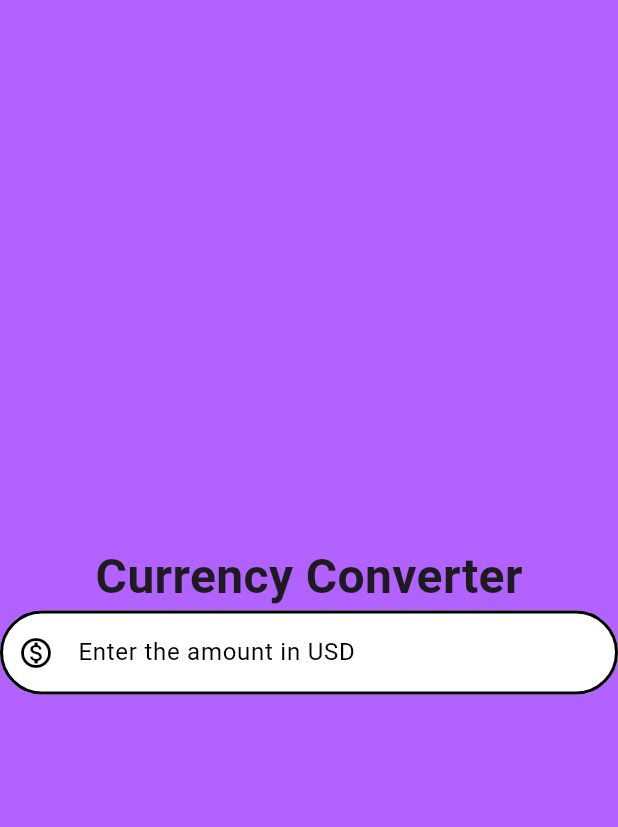
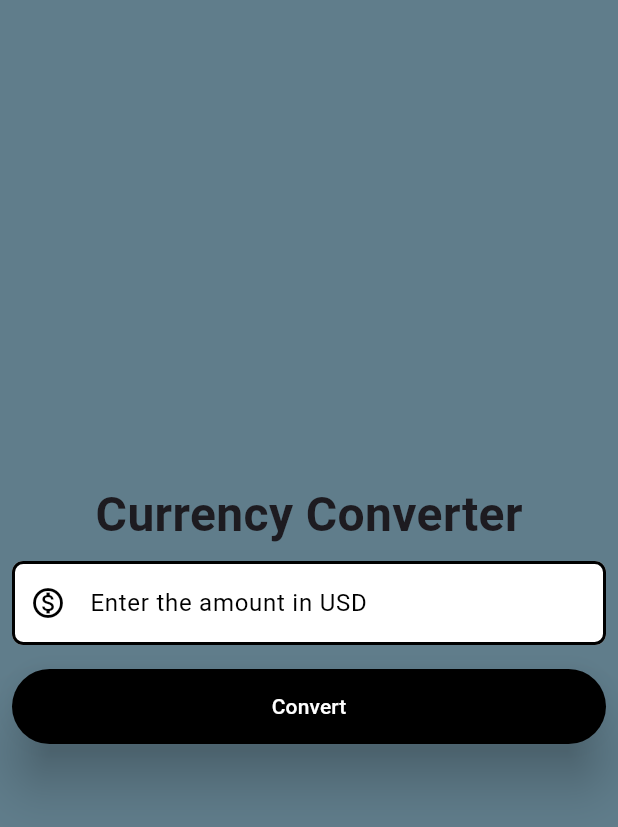
Before and after one commit to WebX-Divin/currency_converter, a Flutter app: the screen it shows after launch, on a phone screen of 412 x 824 dp. Shown: the top 827 px of the screen. Run offline on Flutter 3.47's test engine with Material 3 defaults, Android fonts, the phone set to English and light mode, and no system bars.

Commit message:
UI Updated

```diff
--- a/lib/converterPage.dart
+++ b/lib/converterPage.dart
@@ -1,3 +1,4 @@
+import 'package:flutter/foundation.dart';
 import 'package:flutter/material.dart';
 
 class ConverterPage extends StatelessWidget {
@@ -11,23 +12,25 @@ class ConverterPage extends StatelessWidget {
         width: 2.0,
         style: BorderStyle.solid,
       ),
-      borderRadius: BorderRadius.all(Radius.circular(40)),
+      borderRadius: BorderRadius.all(Radius.circular(7.5)),
     );
 
-    return const Scaffold(
-      backgroundColor: Color.fromARGB(255, 177, 98, 255),
+    return Scaffold(
+      backgroundColor: Colors.blueGrey,
       body: Center(
         child: Column(
           mainAxisAlignment: MainAxisAlignment.center,
           children: [
-            Text(
+            const Text(
               'Currency Converter',
               style: TextStyle(
                 fontSize: 32,
-                fontWeight: FontWeight.w600,
+                fontWeight: FontWeight.bold,
               ),
             ),
-            TextField(
+            const Padding(
+              padding: EdgeInsets.all(8.0),
+              child: TextField(
                 style: TextStyle(
                   color: Colors.black,
                 ),
@@ -43,7 +46,28 @@ class ConverterPage extends StatelessWidget {
                   focusedBorder: border,
                   enabledBorder: border,
                 ),
-              keyboardType: TextInputType.number,
+                keyboardType: TextInputType.numberWithOptions(
+                  decimal: true,
+                ),
+              ),
+            ),
+            Padding(
+              padding: const EdgeInsets.all(8.0),
+              child: ElevatedButton(
+                onPressed: () {
+                  if (kDebugMode) {
+                    print('Button Clicked');
+                  }
+                },
+                style: const ButtonStyle(
+                  elevation: MaterialStatePropertyAll(15),
+                  backgroundColor: MaterialStatePropertyAll(Colors.black),
+                  foregroundColor: MaterialStatePropertyAll(Colors.white),
+                  minimumSize:
+                      MaterialStatePropertyAll(Size(double.infinity, 50)),
+                ),
+                child: const Text('Convert'),
+              ),
             ),
           ],
         ),
```
Lines whose indentation alone changed are shown as unchanged.
